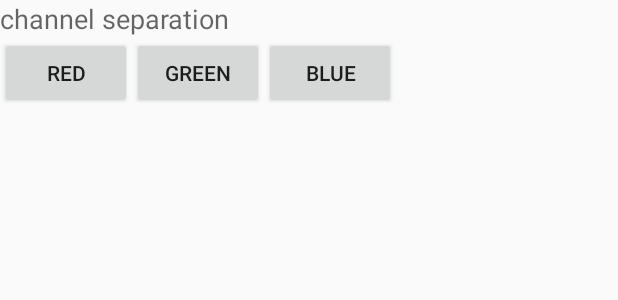
After one commit to superbiaYang/ImageProcessing, an Android app: the layout fragment_basic.xml on its own in the app's theme, with its tools: preview values and no code run, on a phone screen of 412 x 824 dp. The commit adds this screen. Shown: the top 300 px of the screen. Run offline under Robolectric (Android 15) with nearby library versions, the phone set to English and light mode, and no system bars.

Commit message:
Unfinished version,  refactor structure

```diff
--- a/app/src/main/java/superbiayang/imageprocessing/BinaryFragment.java
+++ b/app/src/main/java/view/fragment/BinaryFragment.java
@@ -1,4 +1,4 @@
-package superbiayang.imageprocessing;
+package view.fragment;
 
 import android.app.Fragment;
 import android.content.Context;
@@ -11,6 +11,7 @@ import android.view.ViewGroup;
 import android.widget.Button;
 import android.widget.EditText;
 
+import superbiayang.imageprocessing.R;
 import view.component.BinarySeekBar;
 
 
--- /dev/null
+++ b/app/src/main/res/layout/fragment_basic.xml
@@ -0,0 +1,39 @@
+<RelativeLayout xmlns:android="http://schemas.android.com/apk/res/android"
+    xmlns:tools="http://schemas.android.com/tools"
+    android:layout_width="match_parent"
+    android:layout_height="match_parent"
+    tools:context="view.fragment.BasicFragment">
+
+    <Button
+        android:id="@+id/basic_red_button"
+        android:layout_width="wrap_content"
+        android:layout_height="wrap_content"
+        android:layout_alignParentStart="true"
+        android:layout_below="@+id/channel_separation_label"
+        android:text="red" />
+
+    <Button
+        android:id="@+id/basic_green_button"
+        android:layout_width="wrap_content"
+        android:layout_height="wrap_content"
+        android:layout_below="@+id/channel_separation_label"
+        android:layout_toEndOf="@+id/basic_red_button"
+        android:text="green" />
+
+    <Button
+        android:id="@+id/basic_blue_button"
+        android:layout_width="wrap_content"
+        android:layout_height="wrap_content"
+        android:layout_alignBottom="@+id/basic_green_button"
+        android:layout_toEndOf="@+id/basic_green_button"
+        android:text="blue" />
+
+    <TextView
+        android:id="@+id/channel_separation_label"
+        android:layout_width="wrap_content"
+        android:layout_height="wrap_content"
+        android:layout_alignParentStart="true"
+        android:layout_alignParentTop="true"
+        android:text="channel separation"
+        android:textAppearance="?android:attr/textAppearanceMedium" />
+</RelativeLayout>
--- a/app/src/main/res/layout/fragment_binary.xml
+++ b/app/src/main/res/layout/fragment_binary.xml
@@ -2,7 +2,7 @@
     xmlns:tools="http://schemas.android.com/tools"
     android:layout_width="match_parent"
     android:layout_height="match_parent"
-    tools:context="superbiayang.imageprocessing.BinaryFragment">
+    tools:context="view.fragment.BinaryFragment">
 
     <EditText
         android:id="@+id/binary_min_editText"
--- a/app/src/main/res/layout/fragment_grayscale.xml
+++ b/app/src/main/res/layout/fragment_grayscale.xml
@@ -2,7 +2,7 @@
     xmlns:tools="http://schemas.android.com/tools"
     android:layout_width="match_parent"
     android:layout_height="match_parent"
-    tools:context="superbiayang.imageprocessing.GrayscaleFragment">
+    tools:context="view.fragment.GrayscaleFragment">
 
     <Button
         android:id="@+id/grayscale_red_button"
--- a/app/src/main/res/menu/activity_main_drawer.xml
+++ b/app/src/main/res/menu/activity_main_drawer.xml
@@ -23,6 +23,10 @@
     <item android:title="Operation">
         <menu>
             <item
+                android:id="@+id/menu_op_basic"
+                android:enabled="false"
+                android:title="Basic" />
+            <item
                 android:id="@+id/menu_op_grayscale"
                 android:enabled="false"
                 android:title="Grayscale" />
```
Also changed, not shown: app/src/main/java/processor/Basic.java (added, +20 -0 lines), app/src/main/java/superbiayang/imageprocessing/MainActivity.java (+87 -49 lines), app/src/main/java/view/fragment/BasicFragment.java (added, +118 -0 lines), app/src/main/java/view/fragment/GrayscaleFragment.java (renamed from app/src/main/java/superbiayang/imageprocessing/GrayscaleFragment.java, +40 -4 lines), app/src/main/res/layout/content_main.xml (+12 -1 lines).
